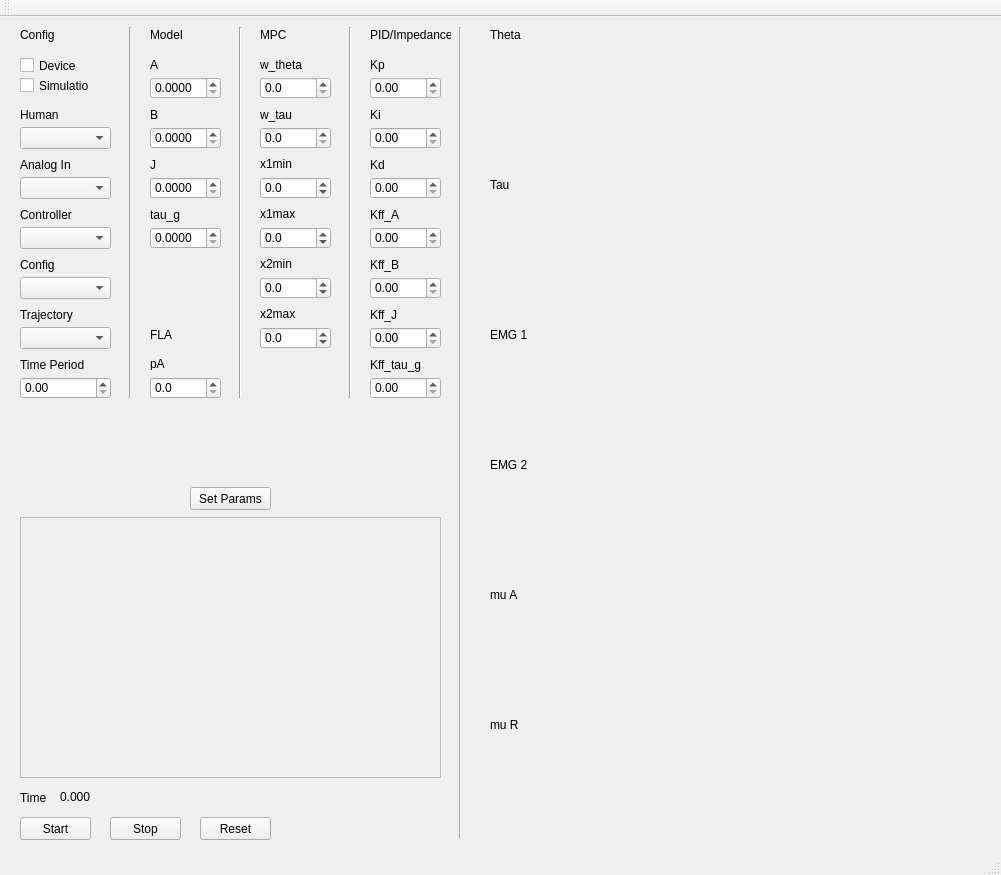
cic12/exo_control, file GUI/GUI.ui: the form before one commit.
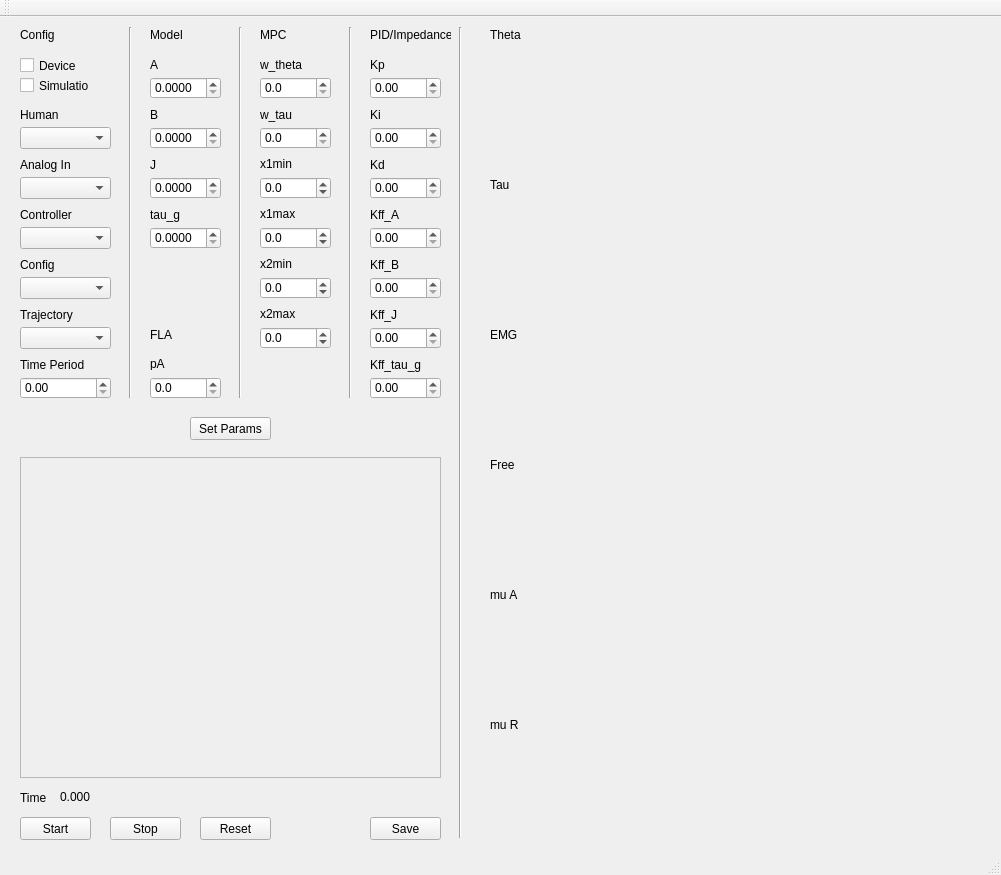
The form after the commit. Custom widgets are drawn as their Qt base class.

Diff of the .ui file:
```diff
--- a/GUI/GUI.ui
+++ b/GUI/GUI.ui
@@ -278,7 +278,7 @@
     <property name="geometry">
      <rect>
       <x>190</x>
-      <y>470</y>
+      <y>400</y>
       <width>81</width>
       <height>23</height>
      </rect>
@@ -388,7 +388,7 @@
      </rect>
     </property>
     <property name="text">
-     <string>EMG 1</string>
+     <string>EMG</string>
     </property>
    </widget>
    <widget class="QLabel" name="label_24">
@@ -401,7 +401,7 @@
      </rect>
     </property>
     <property name="text">
-     <string>EMG 2</string>
+     <string>Free</string>
     </property>
    </widget>
    <widget class="QLabel" name="label_25">
@@ -437,9 +437,9 @@
     <property name="geometry">
      <rect>
       <x>20</x>
-      <y>500</y>
+      <y>440</y>
       <width>421</width>
-      <height>261</height>
+      <height>321</height>
      </rect>
     </property>
     <property name="readOnly">
@@ -1208,6 +1208,19 @@
      <string>Kff_J</string>
     </property>
    </widget>
+   <widget class="QPushButton" name="btn_save">
+    <property name="geometry">
+     <rect>
+      <x>370</x>
+      <y>800</y>
+      <width>71</width>
+      <height>23</height>
+     </rect>
+    </property>
+    <property name="text">
+     <string>Save</string>
+    </property>
+   </widget>
   </widget>
   <widget class="QMenuBar" name="menuBar">
    <property name="geometry">
```
Left out of the diff: 17 changed lines with no effect on the pictures.
